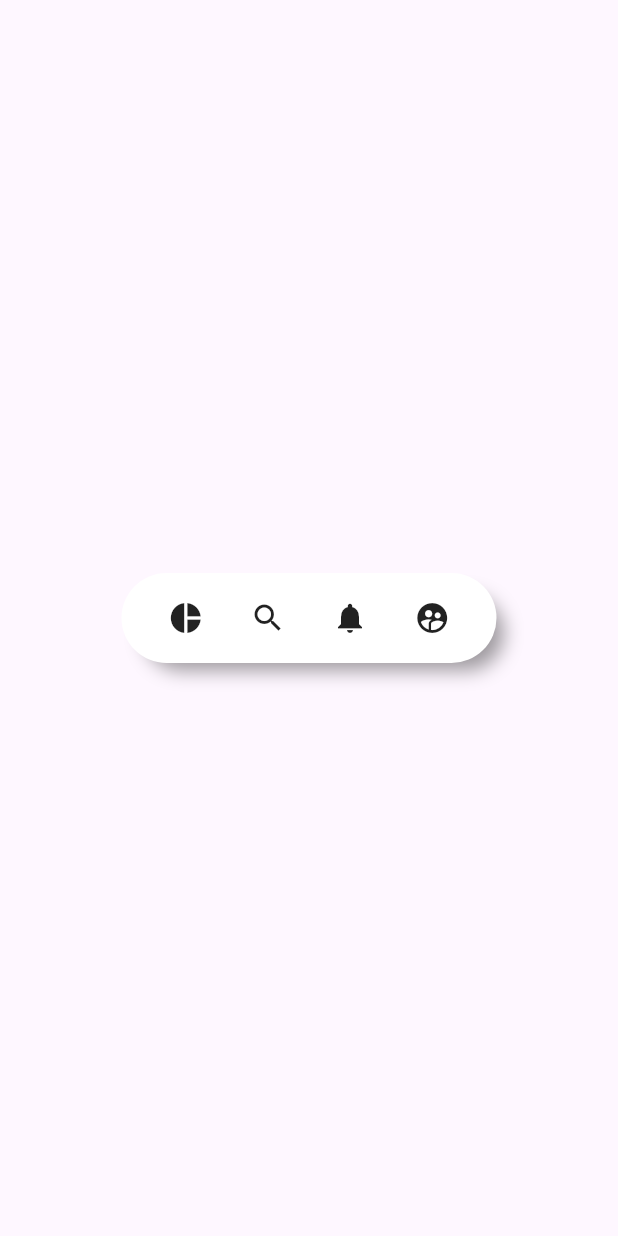
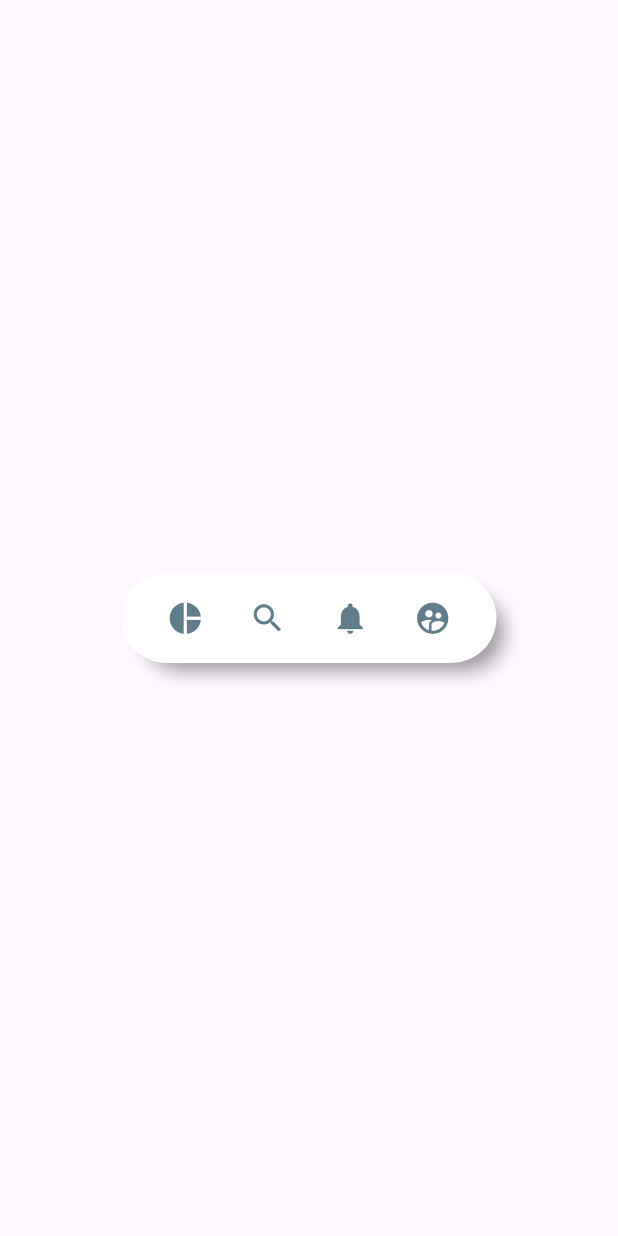
Before and after one commit to Flutter-Course-Sergio/designsApp, a Flutter app: the screen it shows after launch, on a phone screen of 412 x 824 dp. Run offline on Flutter 3.47's test engine with Material 3 defaults, Android fonts, the phone set to English and light mode, and no system bars; our stand-ins replace flutter_svg.

Commit message:
menu button design

```diff
--- a/lib/src/widgets/pinterest_menu.dart
+++ b/lib/src/widgets/pinterest_menu.dart
@@ -1,7 +1,7 @@
 import 'package:flutter/material.dart';
 
 class PinterestButton {
-  final Function onPressed;
+  final Function() onPressed;
   final IconData icon;
 
   PinterestButton({required this.onPressed, required this.icon});
@@ -21,11 +21,21 @@ class PinterestMenu extends StatelessWidget {
 
   @override
   Widget build(BuildContext context) {
-    return Center(
-        child: Container(
+    return Center(child: _PinterestMenuBackground(child: _MenuItems(items)));
+  }
+}
+
+class _PinterestMenuBackground extends StatelessWidget {
+  final Widget child;
+
+  const _PinterestMenuBackground({required this.child});
+
+  @override
+  Widget build(BuildContext context) {
+    return Container(
       width: 250,
       height: 60,
-      decoration: BoxDecoration(
+      decoration: const BoxDecoration(
           color: Colors.white,
           borderRadius: BorderRadius.all(Radius.circular(100)),
           boxShadow: [
@@ -35,8 +45,8 @@ class PinterestMenu extends StatelessWidget {
                 blurRadius: 10,
                 spreadRadius: -5)
           ]),
-      child: _MenuItems(items),
-    ));
+      child: child,
+    );
   }
 }
 
@@ -62,8 +72,16 @@ class _PinterestMenuItem extends StatelessWidget {
 
   @override
   Widget build(BuildContext context) {
-    return Container(
-      child: Icon(item.icon),
+    return GestureDetector(
+      onTap: item.onPressed,
+      behavior: HitTestBehavior.translucent,
+      child: Container(
+        child: Icon(
+          item.icon,
+          size: 25,
+          color: Colors.blueGrey,
+        ),
+      ),
     );
   }
 }
```
